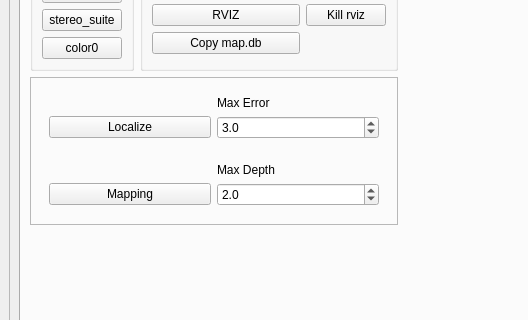
Old version of the form src/primo_dash/ui/main_window.ui in the repository paulsammut/primo; both pictures show x 0 to 528 and y 149 to 469 of the 1246 by 750 pixel window.
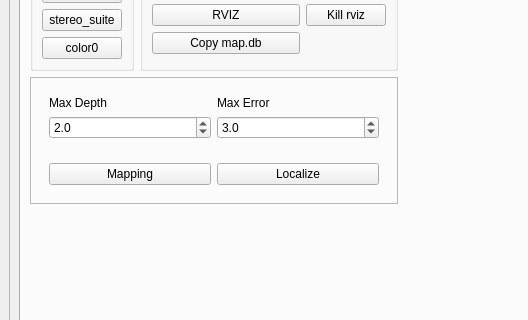
New version of the form. Icons and pictures are not drawn.

Commit message: GOt the gui working and ready to go to the shop

```diff
--- a/src/primo_dash/ui/main_window.ui
+++ b/src/primo_dash/ui/main_window.ui
@@ -700,13 +700,6 @@
                    </property>
                   </widget>
                  </item>
-                 <item row="1" column="0">
-                  <widget class="QPushButton" name="pB_localization">
-                   <property name="text">
-                    <string>Localize</string>
-                   </property>
-                  </widget>
-                 </item>
                  <item row="0" column="2">
                   <widget class="QLabel" name="label_37">
                    <property name="text">
@@ -714,20 +707,7 @@
                    </property>
                   </widget>
                  </item>
-                </layout>
-               </widget>
-              </item>
-              <item>
-               <widget class="QWidget" name="widget_6" native="true">
-                <layout class="QGridLayout" name="gridLayout_32">
-                 <item row="0" column="2">
-                  <widget class="QLabel" name="label_38">
-                   <property name="text">
-                    <string>Max Depth</string>
-                   </property>
-                  </widget>
-                 </item>
-                 <item row="1" column="2">
+                 <item row="1" column="1">
                   <widget class="QDoubleSpinBox" name="dSb_maxDepth">
                    <property name="decimals">
                     <number>1</number>
@@ -740,6 +720,19 @@
                    </property>
                   </widget>
                  </item>
+                 <item row="0" column="1">
+                  <widget class="QLabel" name="label_38">
+                   <property name="text">
+                    <string>Max Depth</string>
+                   </property>
+                  </widget>
+                 </item>
+                </layout>
+               </widget>
+              </item>
+              <item>
+               <widget class="QWidget" name="widget_6" native="true">
+                <layout class="QGridLayout" name="gridLayout_32">
                  <item row="1" column="0">
                   <widget class="QPushButton" name="pB_mapping">
                    <property name="text">
@@ -747,6 +740,13 @@
                    </property>
                   </widget>
                  </item>
+                 <item row="1" column="2">
+                  <widget class="QPushButton" name="pB_localization">
+                   <property name="text">
+                    <string>Localize</string>
+                   </property>
+                  </widget>
+                 </item>
                 </layout>
                </widget>
               </item>
```
The commit also changes 3 other files.
